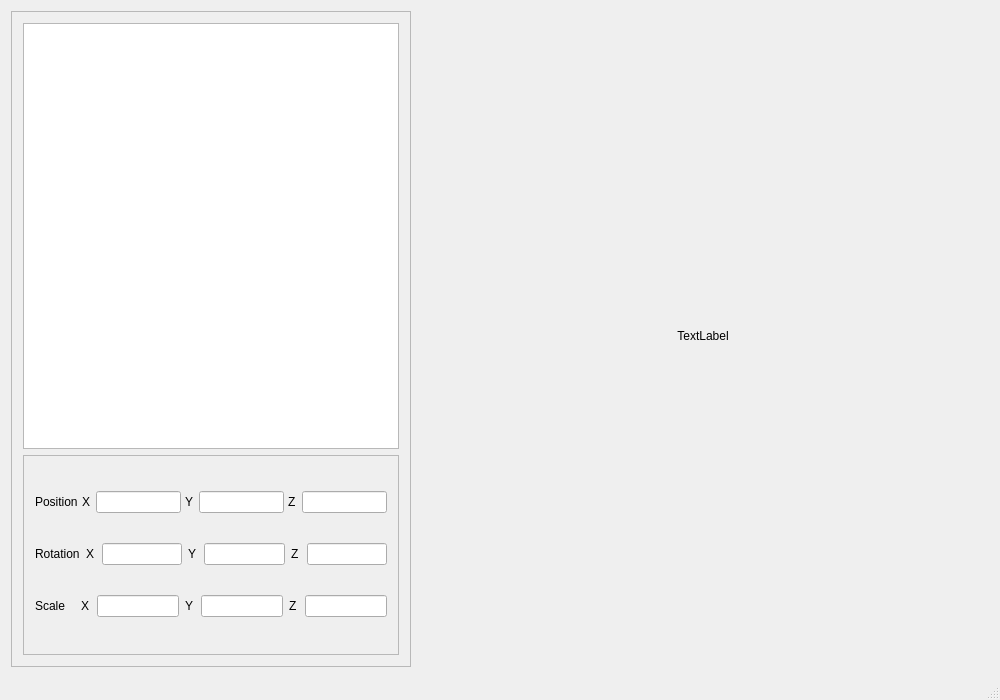
wolfand11/GRaster, file graster.ui: the form before one commit.
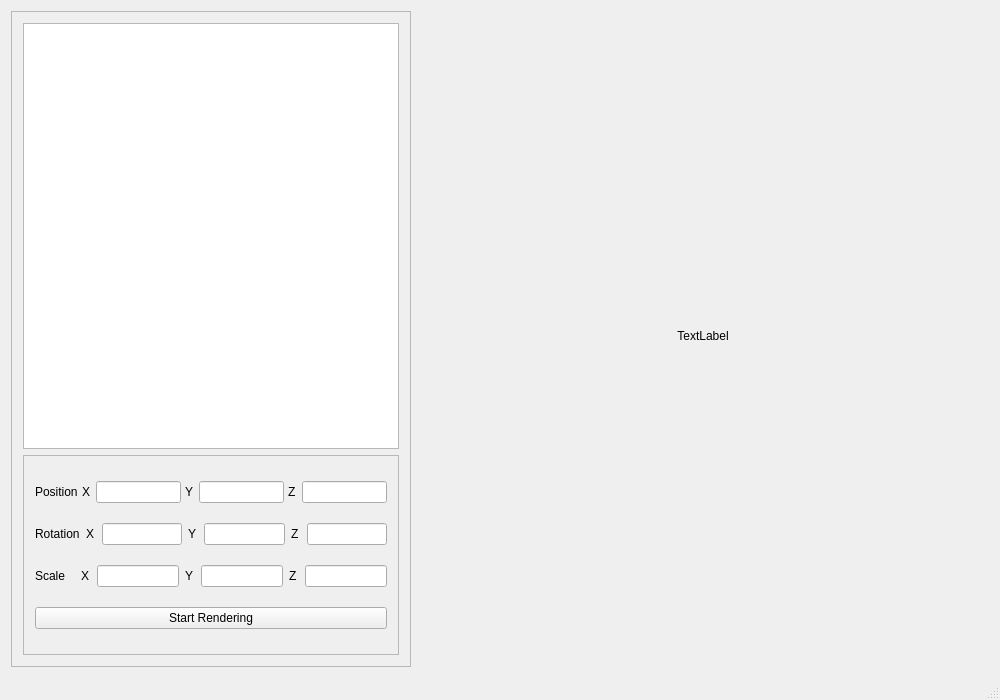
The form after the commit.

What changed in the file:
```diff
--- a/graster.ui
+++ b/graster.ui
@@ -509,6 +509,13 @@
             </item>
            </layout>
           </item>
+          <item>
+           <widget class="QPushButton" name="doDrawBtn">
+            <property name="text">
+             <string>Start Rendering</string>
+            </property>
+           </widget>
+          </item>
          </layout>
         </widget>
        </item>
```
